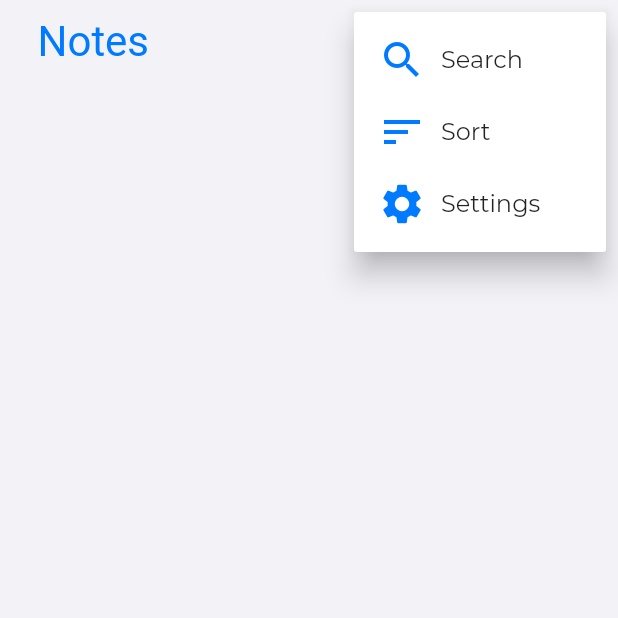
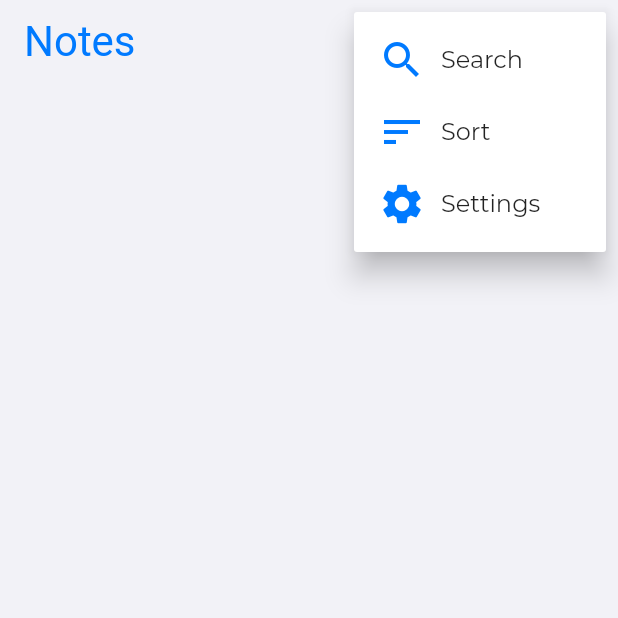
Before and after one commit to yousifm/flutter_notes, a Flutter app: the screen it shows after launch, after a tap on the "more vert" icon, on a phone screen of 412 x 824 dp, the top half of it. Run offline on Flutter 3.47's test engine with Material 2 defaults, Android fonts, the phone set to English and light mode, and no system bars; our stand-ins replace sqflite; accounts and stored records are empty.

Commit message:
change padding values

```diff
--- a/lib/screens/homescreen.dart
+++ b/lib/screens/homescreen.dart
@@ -12,7 +12,6 @@ class HomeScreen extends StatelessWidget {
   Widget build(BuildContext context) {
     return Scaffold(
       appBar: AppBar(
-        titleSpacing: 25,
         title: Text("Notes"),
         actions: <Widget>[
           IconButton(
@@ -23,10 +22,7 @@ class HomeScreen extends StatelessWidget {
                   .pushNamed(AddNoteScreen.routeName, arguments: null);
             },
           ),
-          Padding(
-            padding: const EdgeInsets.all(8),
-            child: PopupMenu(),
-          )
+          PopupMenu(),
         ],
       ),
       body: Container(
--- a/lib/widgets/note_item.dart
+++ b/lib/widgets/note_item.dart
@@ -17,7 +17,7 @@ class NoteItem extends StatelessWidget {
       onTap: () => Navigator.of(context)
           .pushNamed(AddNoteScreen.routeName, arguments: note.id),
       child: Padding(
-        padding: const EdgeInsets.all(5),
+        padding: const EdgeInsets.all(8),
         child: Container(
           decoration: BoxDecoration(
             color: Theme.of(context).backgroundColor,
--- a/lib/widgets/notes_list.dart
+++ b/lib/widgets/notes_list.dart
@@ -14,10 +14,10 @@ class NotesList extends StatelessWidget {
             child: CircularProgressIndicator(),
           )
         : Padding(
-            padding: const EdgeInsets.all(8.0),
+            padding: const EdgeInsets.symmetric(vertical: 8),
             child: GridView.builder(
                 gridDelegate: SliverGridDelegateWithMaxCrossAxisExtent(
-                    maxCrossAxisExtent: 200),
+                    maxCrossAxisExtent: 300),
                 itemCount: notes.length,
                 itemBuilder: (ctx, index) => NoteItem(notes.notes[index])),
           );
```
